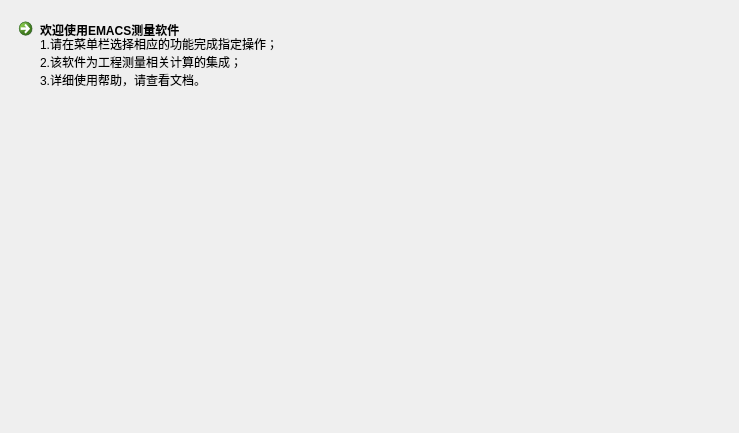
First picture: the form in window/welcomeWight.ui, repository GanAHE/GNSSAMS, before the edit.
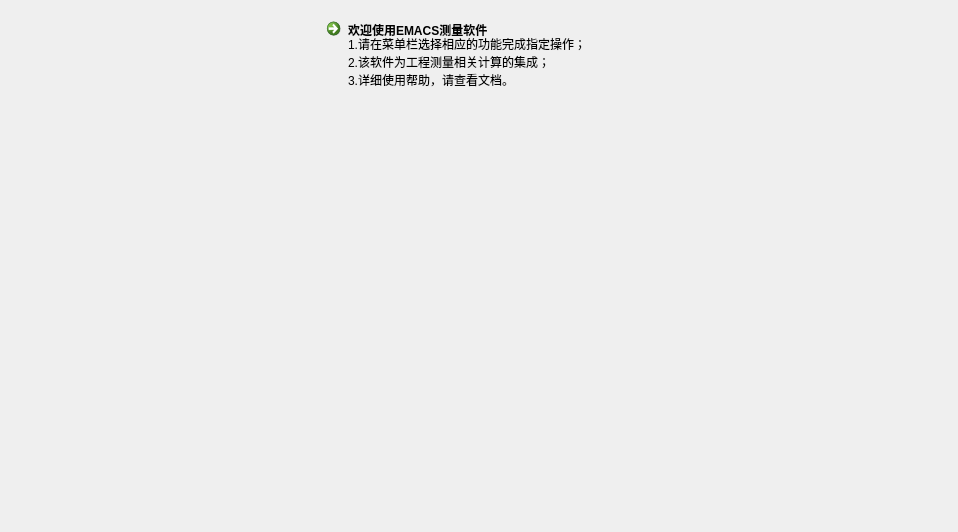
Second picture: the form after the edit. Icons and pictures are not drawn.

What changed in the file:
```diff
--- a/window/welcomeWight.ui
+++ b/window/welcomeWight.ui
@@ -6,25 +6,99 @@
    <rect>
     <x>0</x>
     <y>0</y>
-    <width>739</width>
-    <height>433</height>
+    <width>958</width>
+    <height>532</height>
    </rect>
   </property>
   <property name="windowTitle">
    <string>Form</string>
   </property>
-  <layout class="QVBoxLayout" name="verticalLayout">
+  <layout class="QHBoxLayout" name="horizontalLayout_2">
    <item>
-    <widget class="QCommandLinkButton" name="commandLinkButton_2">
-     <property name="text">
-      <string>欢迎使用EMACS测量软件</string>
-     </property>
-     <property name="description">
-      <string>1.请在菜单栏选择相应的功能完成指定操作；
+    <layout class="QVBoxLayout" name="verticalLayout">
+     <item>
+      <layout class="QHBoxLayout" name="horizontalLayout">
+       <item>
+        <spacer name="horizontalSpacer">
+         <property name="orientation">
+          <enum>Qt::Horizontal</enum>
+         </property>
+         <property name="sizeHint" stdset="0">
+          <size>
+           <width>40</width>
+           <height>20</height>
+          </size>
+         </property>
+        </spacer>
+       </item>
+       <item>
+        <widget class="QCommandLinkButton" name="commandLinkButton_2">
+         <property name="sizePolicy">
+          <sizepolicy hsizetype="Expanding" vsizetype="Expanding">
+           <horstretch>0</horstretch>
+           <verstretch>0</verstretch>
+          </sizepolicy>
+         </property>
+         <property name="minimumSize">
+          <size>
+           <width>0</width>
+           <height>150</height>
+          </size>
+         </property>
+         <property name="text">
+          <string>欢迎使用EMACS测量软件</string>
+         </property>
+         <property name="default">
+          <bool>false</bool>
+         </property>
+         <property name="description">
+          <string>1.请在菜单栏选择相应的功能完成指定操作；
 2.该软件为工程测量相关计算的集成；
 3.详细使用帮助，请查看文档。</string>
-     </property>
-    </widget>
+         </property>
+        </widget>
+       </item>
+       <item>
+        <widget class="QLabel" name="label">
+         <property name="sizePolicy">
+          <sizepolicy hsizetype="Maximum" vsizetype="Maximum">
+           <horstretch>0</horstretch>
+           <verstretch>0</verstretch>
+          </sizepolicy>
+         </property>
+         <property name="maximumSize">
+          <size>
+           <width>650</width>
+           <height>250</height>
+          </size>
+         </property>
+         <property name="text">
+          <string/>
+         </property>
+         <property name="pixmap">
+          <pixmap>../source/icon/EMACS.png</pixmap>
+         </property>
+         <property name="alignment">
+          <set>Qt::AlignCenter</set>
+         </property>
+        </widget>
+       </item>
+       <item>
+        <spacer name="horizontalSpacer_2">
+         <property name="orientation">
+          <enum>Qt::Horizontal</enum>
+         </property>
+         <property name="sizeHint" stdset="0">
+          <size>
+           <width>40</width>
+           <height>20</height>
+          </size>
+         </property>
+        </spacer>
+       </item>
+      </layout>
+     </item>
+    </layout>
    </item>
   </layout>
  </widget>
```
